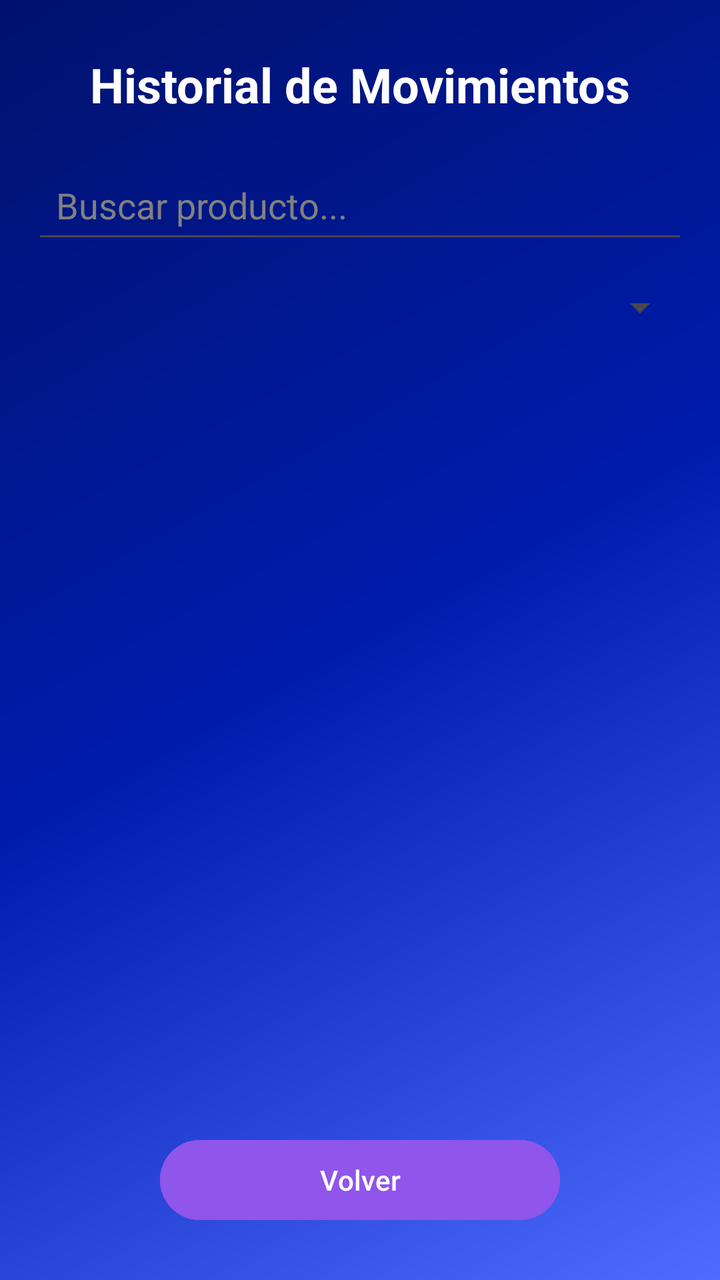
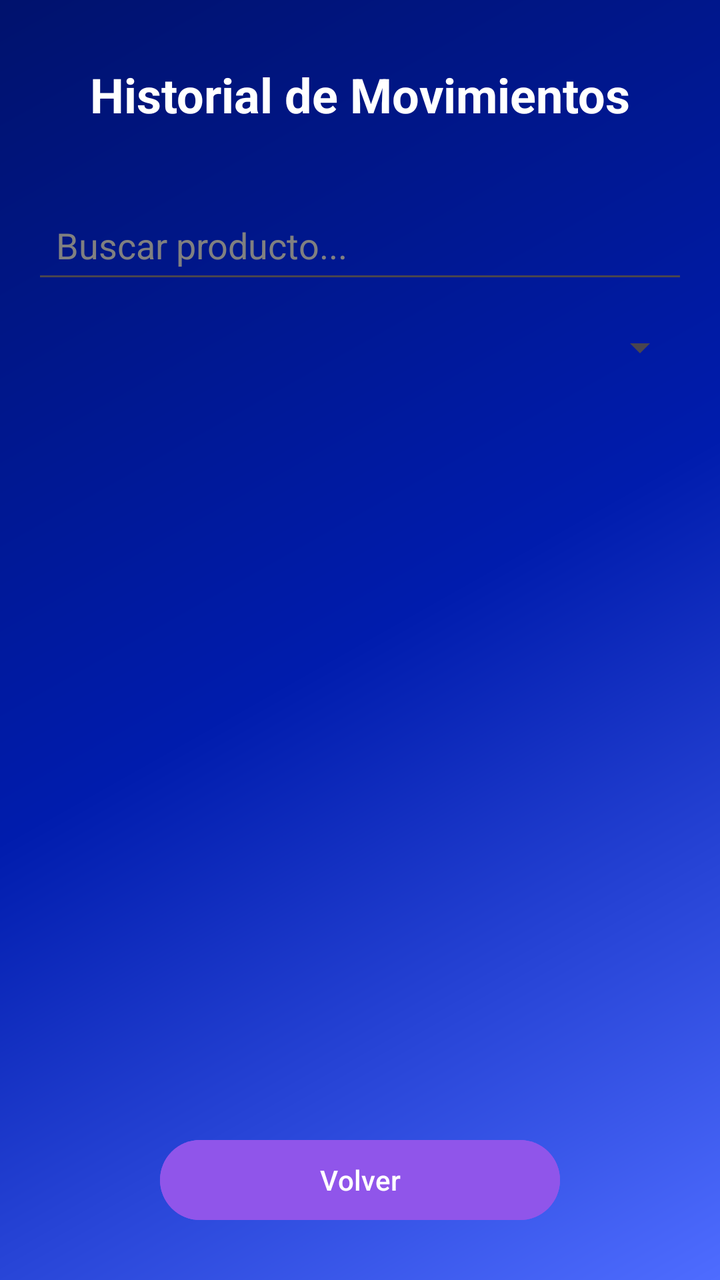

Two renders of the same Android screen: before a commit and after it. Below are the layout's source before the change and the commit's diff.
<!-- AndroidManifest.xml: application theme Theme.ProyectoPrueba -->
<!-- res/layout/historial_movimientos.xml -->
<?xml version="1.0" encoding="utf-8"?>
<LinearLayout xmlns:android="http://schemas.android.com/apk/res/android"
    android:layout_width="match_parent"
    android:layout_height="match_parent"
    android:orientation="vertical"
    android:background="@drawable/fondo"
    android:padding="16dp">

    
    <TextView
        android:id="@+id/txtTitulo"
        android:layout_width="wrap_content"
        android:layout_height="wrap_content"
        android:layout_gravity="center_horizontal"
        android:layout_marginTop="10dp"
        android:text="Historial de Movimientos"
        android:textColor="#FFFFFF"
        android:textSize="24sp"
        android:textStyle="bold" />

    
    <EditText
        android:id="@+id/etBuscar"
        android:layout_width="match_parent"
        android:layout_height="wrap_content"
        android:layout_marginTop="20dp"
        android:hint="Buscar producto..."
        android:inputType="text"
        android:padding="12dp"
        android:textColor="#000000"
        android:textColorHint="#808080" />

    
    <Spinner
        android:id="@+id/spFiltro"
        android:layout_width="match_parent"
        android:layout_height="wrap_content"
        android:layout_marginTop="15dp" />

    
    <androidx.recyclerview.widget.RecyclerView
        android:id="@+id/recyclerMovimientos"
        android:layout_width="match_parent"
        android:layout_height="0dp"
        android:layout_weight="1"
        android:layout_marginTop="15dp"
        android:clipToPadding="false"
        android:paddingBottom="10dp"/>

    
    <Button
        android:id="@+id/btnVolver"
        android:layout_width="200dp"
        android:layout_height="wrap_content"
        android:layout_gravity="center_horizontal"
        android:layout_marginTop="15dp"
        android:layout_marginBottom="10dp"
        android:backgroundTint="#9055EA"
        android:text="Volver" />

</LinearLayout>
<!-- resources referenced by this layout -->
<resources>
  <!-- drawable fondo (drawable) -->
  <?xml version="1.0" encoding="utf-8"?>
  <shape xmlns:android="http://schemas.android.com/apk/res/android">
  
      <gradient
          android:angle="315"
          android:startColor="#00126D"
          android:centerColor="#001CAD"
          android:endColor="#4E6CFF"/>
  
  </shape>
  <style name="Theme.ProyectoPrueba" parent="Base.Theme.ProyectoPrueba" />
  <style name="Base.Theme.ProyectoPrueba" parent="Theme.Material3.DayNight.NoActionBar">
          
          
      </style>
</resources>

<!-- the commit's change to res/layout/historial_movimientos.xml (unified diff, before → after) -->
@@ -16,6 +16,7 @@
         android:text="Historial de Movimientos"
         android:textColor="#FFFFFF"
         android:textSize="24sp"
+        android:layout_margin="15dp"
         android:textStyle="bold" />
 
     
